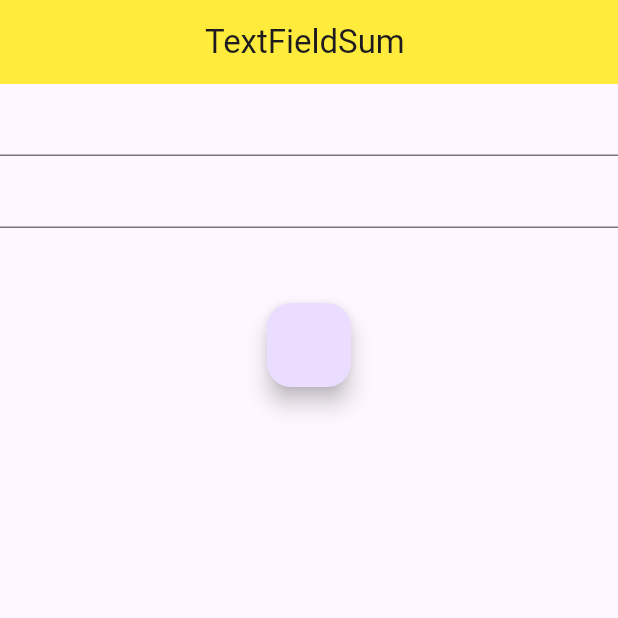
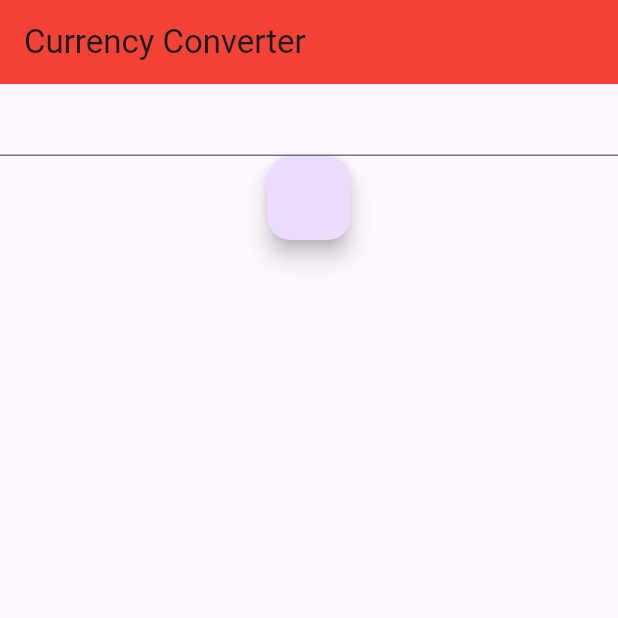
Before and after one commit to Soorajaniyeri/flutterfly, a Flutter app: the screen it shows after launch, on a phone screen of 412 x 824 dp, the top half of it. Run offline on Flutter 3.47's test engine with Material 2 defaults, Android fonts, the phone set to English and light mode, and no system bars.

Commit message:
curency converter added

```diff
--- /dev/null
+++ b/lib/currencyconverter.dart
@@ -0,0 +1,38 @@
+import 'package:flutter/cupertino.dart';
+import 'package:flutter/material.dart';
+
+class Currency extends StatefulWidget {
+  const Currency({super.key});
+
+  @override
+  State<Currency> createState() => _CurrencyState();
+}
+
+class _CurrencyState extends State<Currency> {
+  String? input;
+
+  @override
+  Widget build(BuildContext context) {
+    return Scaffold(
+      appBar: AppBar(
+        backgroundColor: Colors.red,
+        title: Text("Currency Converter"),
+      ),
+      body: Column(
+        children: [
+          TextField(
+            onChanged: (value) {
+              input = value;
+            },
+          ),
+          FloatingActionButton(onPressed: () {
+            int finalvalue = int.parse(input!);
+            int output = finalvalue * 80;
+
+            print(output);
+          })
+        ],
+      ),
+    );
+  }
+}
--- a/lib/main.dart
+++ b/lib/main.dart
@@ -2,6 +2,7 @@ import 'package:flutter/material.dart';
 import 'package:flutterfly/textfieldexample.dart';
 
 import 'Textfieldvaluesum.dart';
+import 'currencyconverter.dart';
 import 'myhome.dart';
 
 void main() {
@@ -35,7 +36,7 @@ class MyApp extends StatelessWidget {
         colorScheme: ColorScheme.fromSeed(seedColor: Colors.deepPurple),
         useMaterial3: true,
       ),
-      home: TextfieldSum(),
+      home: Currency(),
     );
   }
 }
```
